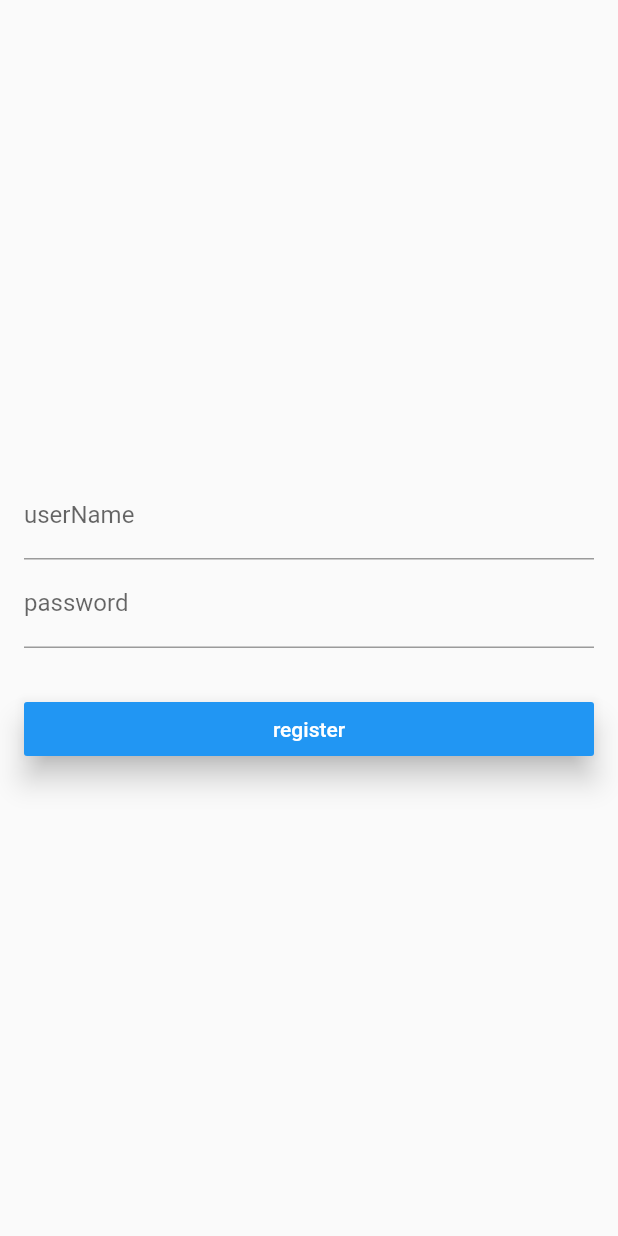
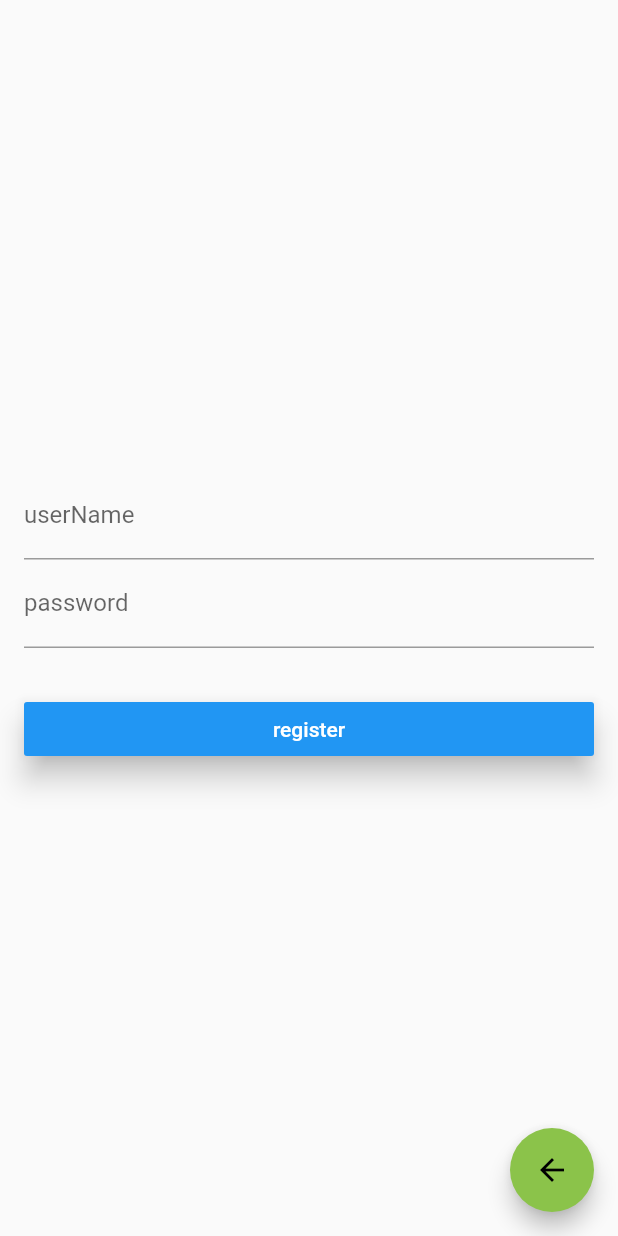
Before and after one commit to crazyminy/flutter_app, a Flutter app: the FormDemo screen opened by its route, on a phone screen of 412 x 824 dp. Run offline on Flutter 3.47's test engine with Material 2 defaults, Android fonts, the phone set to English and light mode, and no system bars.

Commit message:
add back floatingactionbutton to formdemo

```diff
--- a/lib/demo/form_demo.dart
+++ b/lib/demo/form_demo.dart
@@ -16,8 +16,14 @@ class FormDemo extends StatelessWidget {
                 RegisterForm()
               ],
             ),
-          )
+          ),
       ),
+      floatingActionButton: FloatingActionButton(
+        child: Icon(Icons.arrow_back),
+        onPressed: (){
+          Navigator.pop(context);
+        },
+      )
     );
   }
 }
--- a/lib/demo/material_component.dart
+++ b/lib/demo/material_component.dart
@@ -2,6 +2,7 @@ import 'package:flutter/material.dart';
 import './button_demo.dart';
 import './floating_action_demo.dart';
 import './popup_menu_demo.dart';
+import 'form_demo.dart';
 
 class MaterialComponent extends StatelessWidget {
   @override
@@ -16,6 +17,7 @@ class MaterialComponent extends StatelessWidget {
           ListItem(title:'FloatingActionButton',page:FloatingActionButtonDemo()),
           ListItem(title:'ButtonDemo',page:ButtonDemo()),
           ListItem(title:'PopupMenuButton',page:PopupMenuButtonDemo()),
+          ListItem(title:'FormDemo',page:FormDemo()),
         ],
       ),
     );
```
